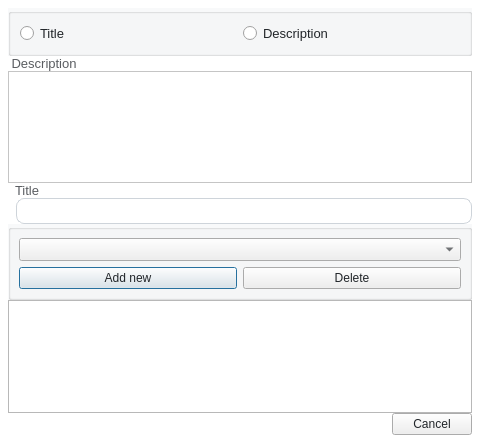
Old version of the form ui/dialog_re_template_settings.ui in the repository dinhbinhnguyen0105/python.my-manager.
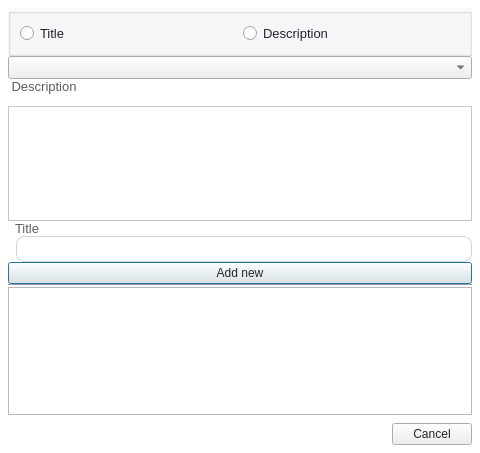
New version of the form.

The edit to the form file:
```diff
--- a/ui/dialog_re_template_settings.ui
+++ b/ui/dialog_re_template_settings.ui
@@ -7,7 +7,7 @@
     <x>0</x>
     <y>0</y>
     <width>480</width>
-    <height>443</height>
+    <height>453</height>
    </rect>
   </property>
   <property name="windowTitle">
@@ -33,6 +33,7 @@
   color:#212529;
 }
 QPlainTextEdit {
+	margin-top: 12px;
 	background-color: #FFFFFF;
   color:#212529;
 }
@@ -59,7 +60,7 @@
   </property>
   <layout class="QVBoxLayout" name="verticalLayout_7">
    <property name="spacing">
-    <number>0</number>
+    <number>8</number>
    </property>
    <property name="leftMargin">
     <number>8</number>
@@ -77,7 +78,7 @@
     <widget class="QWidget" name="dialog_container" native="true">
      <layout class="QVBoxLayout" name="verticalLayout_6">
       <property name="spacing">
-       <number>0</number>
+       <number>8</number>
       </property>
       <property name="leftMargin">
        <number>0</number>
@@ -146,6 +147,9 @@
              <property name="spacing">
               <number>0</number>
              </property>
+             <item>
+              <widget class="QComboBox" name="options_combobox"/>
+             </item>
              <item>
               <widget class="QLabel" name="description_label">
                <property name="text">
@@ -203,65 +207,31 @@
          </widget>
         </item>
         <item>
-         <widget class="QGroupBox" name="button_container">
-          <property name="title">
-           <string/>
+         <widget class="QPushButton" name="create_btn">
+          <property name="styleSheet">
+           <string notr="true"/>
           </property>
-          <layout class="QHBoxLayout" name="horizontalLayout_4">
-           <property name="leftMargin">
-            <number>8</number>
-           </property>
-           <property name="topMargin">
-            <number>8</number>
-           </property>
-           <property name="rightMargin">
-            <number>8</number>
-           </property>
-           <property name="bottomMargin">
-            <number>8</number>
-           </property>
-           <item>
-            <layout class="QGridLayout" name="gridLayout">
-             <item row="1" column="0">
-              <widget class="QPushButton" name="create_btn">
-               <property name="text">
-                <string>Add new</string>
-               </property>
-              </widget>
-             </item>
-             <item row="1" column="1">
-              <widget class="QPushButton" name="delete_btn">
-               <property name="enabled">
-                <bool>true</bool>
-               </property>
-               <property name="text">
-                <string>Delete</string>
-               </property>
-              </widget>
-             </item>
-             <item row="0" column="0" colspan="2">
-              <widget class="QComboBox" name="options_combobox"/>
-             </item>
-            </layout>
-           </item>
-          </layout>
+          <property name="text">
+           <string>Add new</string>
+          </property>
          </widget>
         </item>
         <item>
-         <spacer name="verticalSpacer">
+         <widget class="Line" name="line">
+          <property name="styleSheet">
+           <string notr="true"/>
+          </property>
           <property name="orientation">
-           <enum>Qt::Orientation::Vertical</enum>
+           <enum>Qt::Orientation::Horizontal</enum>
           </property>
-          <property name="sizeHint" stdset="0">
-           <size>
-            <width>20</width>
-            <height>40</height>
-           </size>
-          </property>
-         </spacer>
+         </widget>
         </item>
         <item>
-         <widget class="QTableView" name="tableView"/>
+         <widget class="QTableView" name="tableView">
+          <property name="styleSheet">
+           <string notr="true"/>
+          </property>
+         </widget>
         </item>
        </layout>
       </item>
```
